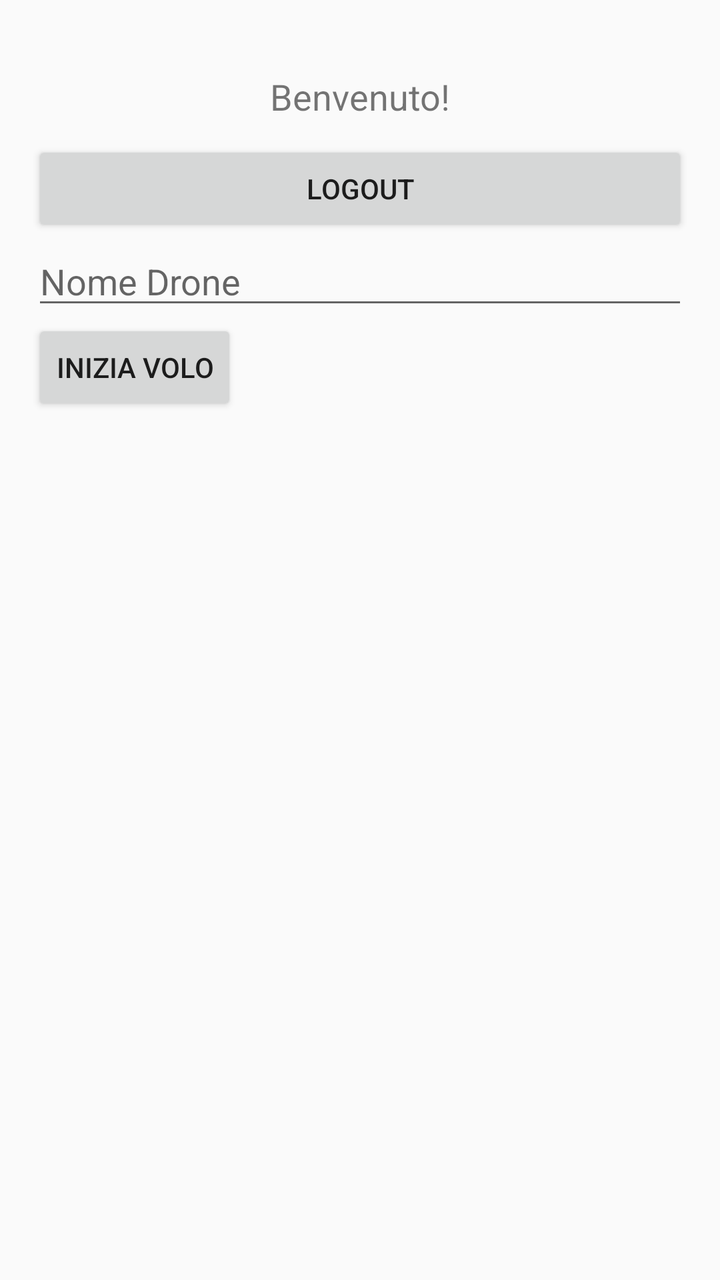
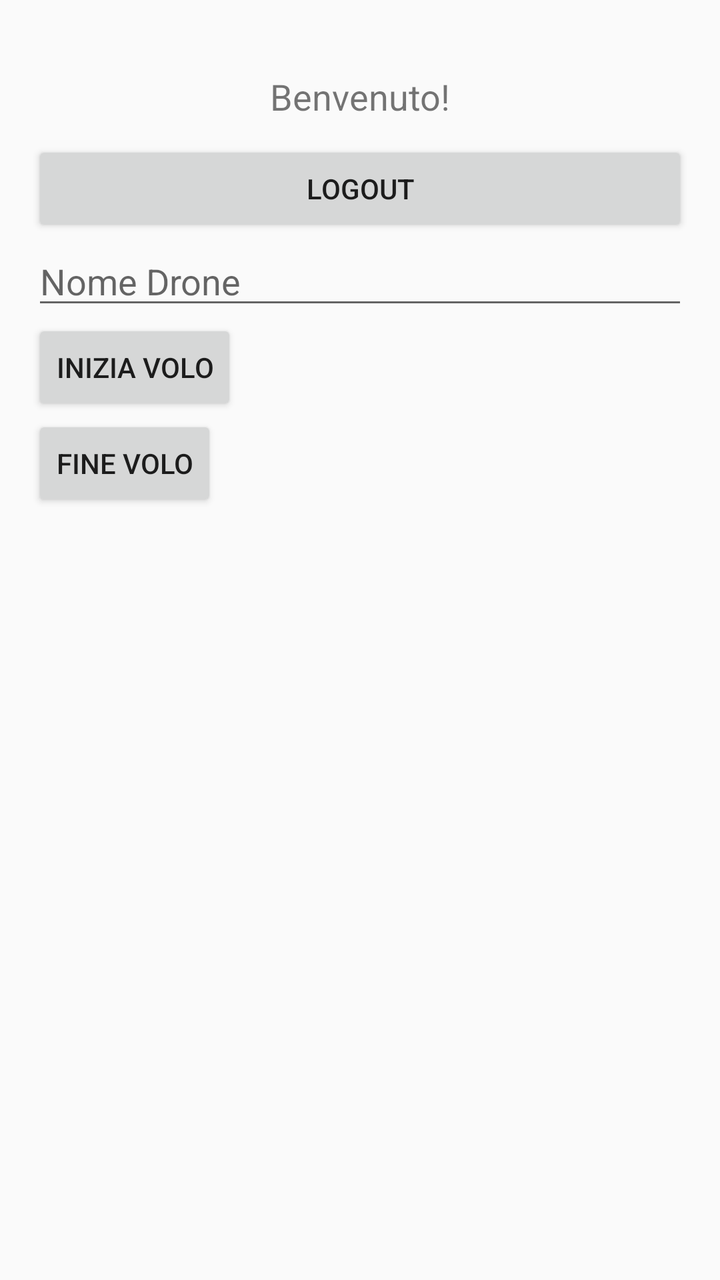

Two renders of the same Android screen: before a commit and after it. Below are the layout's source before the change and the commit's diff.
<!-- AndroidManifest.xml: activity theme Theme.AppCompat.Light -->
<!-- res/layout/activity_dashboard.xml -->
<LinearLayout xmlns:android="http://schemas.android.com/apk/res/android"
    android:layout_width="match_parent"
    android:layout_height="match_parent"
    android:orientation="vertical"
    android:padding="16dp">

    <TextView
        android:id="@+id/welcomeTextView"
        android:layout_width="match_parent"
        android:layout_height="wrap_content"
        android:text="Benvenuto!"
        android:textSize="18sp"
        android:gravity="center"
        android:layout_marginTop="10dp"
        android:padding="10dp"/>

    <Button
        android:id="@+id/logoutButton"
        android:layout_width="match_parent"
        android:layout_height="wrap_content"
        android:text="Logout" />

    <EditText
        android:id="@+id/droneField"
        android:layout_width="match_parent"
        android:layout_height="wrap_content"
        android:hint="Nome Drone" />

    <Button
        android:id="@+id/startFlightButton"
        android:layout_width="wrap_content"
        android:layout_height="wrap_content"
        android:text="Inizia volo" />

    <FrameLayout
        android:id="@+id/mapContainer"
        android:layout_width="match_parent"
        android:layout_height="325dp"
        android:visibility="visible" />

</LinearLayout>
<!-- resources referenced by this layout -->
<resources>

</resources>

<!-- the commit's change to res/layout/activity_dashboard.xml (unified diff, before → after) -->
@@ -32,6 +32,12 @@
         android:layout_height="wrap_content"
         android:text="Inizia volo" />
 
+    <Button
+        android:id="@+id/stopFlightButton"
+        android:layout_width="wrap_content"
+        android:layout_height="wrap_content"
+        android:text="Fine volo" />
+
     <FrameLayout
         android:id="@+id/mapContainer"
         android:layout_width="match_parent"
